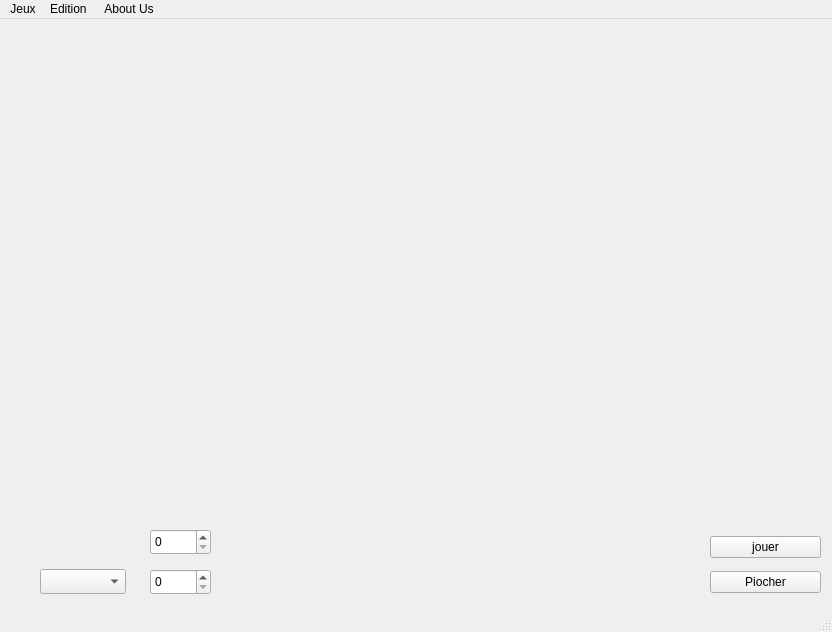
Above: consoleApp/Jeux.ui from teriterance/projetinfo before the change. Below: the same form after it.
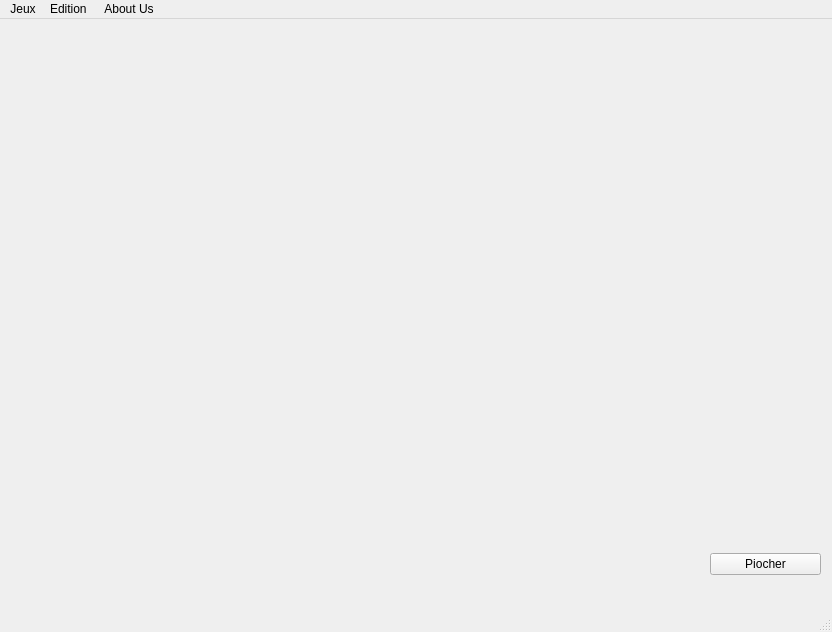
That is the form after the change. Icons and pictures are not drawn.

Commit message: Le label clickable fonctionne

```diff
--- a/consoleApp/Jeux.ui
+++ b/consoleApp/Jeux.ui
@@ -72,40 +72,20 @@
     <widget class="QWidget" name="joueur1" native="true">
      <property name="geometry">
       <rect>
-       <x>130</x>
+       <x>200</x>
        <y>500</y>
-       <width>581</width>
+       <width>511</width>
        <height>81</height>
       </rect>
      </property>
-     <widget class="QSpinBox" name="val1">
-      <property name="geometry">
-       <rect>
-        <x>20</x>
-        <y>10</y>
-        <width>61</width>
-        <height>26</height>
-       </rect>
-      </property>
-     </widget>
-     <widget class="QSpinBox" name="val2">
-      <property name="geometry">
-       <rect>
-        <x>20</x>
-        <y>50</y>
-        <width>61</width>
-        <height>26</height>
-       </rect>
-      </property>
-     </widget>
     </widget>
     <widget class="QLabel" name="label">
      <property name="geometry">
       <rect>
        <x>30</x>
        <y>510</y>
-       <width>101</width>
-       <height>31</height>
+       <width>171</width>
+       <height>71</height>
       </rect>
      </property>
      <property name="text">
@@ -137,13 +117,6 @@
       </rect>
      </property>
      <layout class="QVBoxLayout" name="verticalLayout_2">
-      <item>
-       <widget class="QPushButton" name="ButtonJouer">
-        <property name="text">
-         <string>jouer</string>
-        </property>
-       </widget>
-      </item>
       <item>
        <widget class="QPushButton" name="boutoPiocher">
         <property name="text">
@@ -153,16 +126,6 @@
       </item>
      </layout>
     </widget>
-    <widget class="QComboBox" name="angle">
-     <property name="geometry">
-      <rect>
-       <x>40</x>
-       <y>550</y>
-       <width>86</width>
-       <height>25</height>
-      </rect>
-     </property>
-    </widget>
    </widget>
   </widget>
   <widget class="QMenuBar" name="menubar">
```
The commit also changes 2 other files.
